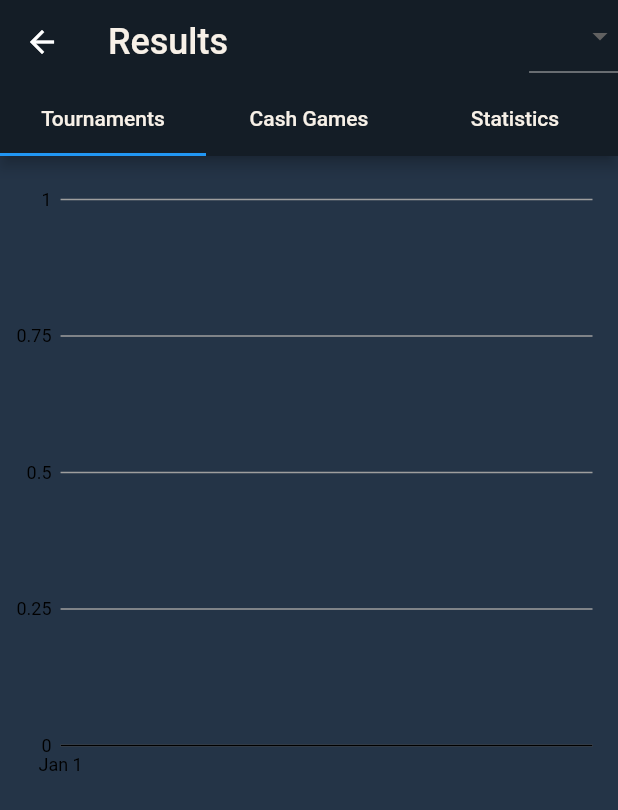
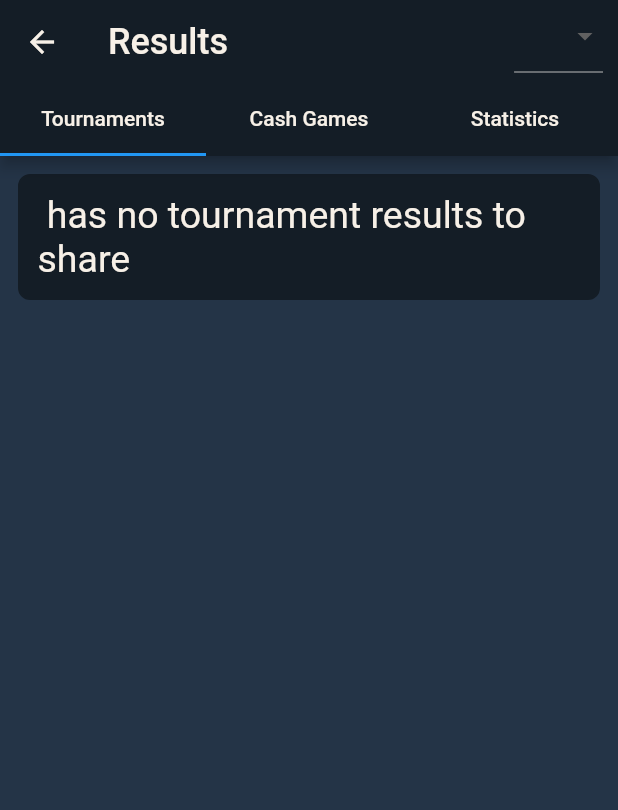
Before and after one commit to ulrikhaaland/skininthegame, a Flutter app: the ResultPage screen opened directly with empty values, on a phone screen of 412 x 824 dp. Shown: the top 810 px of the screen. Run offline on Flutter 3.47's test engine with Material 2 defaults, Android fonts, the phone set to English and light mode, and no system bars; our stand-ins replace cached_network_image, charts_flutter, cloud_firestore, firebase_auth, firebase_messaging, firebase_storage and 3 more; missing offline and left inert: flutter_inapp_purchase; accounts and stored records are empty.

Commit message:
small result changes

```diff
--- a/lib/pages/group/group_pages/cashgame/cashgame_settings_page.dart
+++ b/lib/pages/group/group_pages/cashgame/cashgame_settings_page.dart
@@ -779,6 +779,7 @@ class CashGameSettingsPageState extends State<CashGameSettingsPage>
             "bblind": widget.game.bBlind,
             "sblind": widget.game.sBlind,
             "orderbytime": widget.game.orderByTime,
+            "public": widget.group.shareResults,
           });
         }
       });
--- a/lib/pages/group/group_pages/tournament/tournamentPages/tournament_settings_page.dart
+++ b/lib/pages/group/group_pages/tournament/tournamentPages/tournament_settings_page.dart
@@ -602,7 +602,7 @@ class TournamentSettingsPageState extends State<TournamentSettingsPage>
             "currency": widget.game.currency,
             "orderbytime": widget.game.orderByTime,
             "prizepool": widget.game.totalPrizePool,
-            "share": widget.group.shareResults
+            "public": widget.group.shareResults
           });
         }
       });
--- a/lib/pages/results/graph.dart
+++ b/lib/pages/results/graph.dart
@@ -1,4 +1,6 @@
 import 'package:flutter/material.dart';
+import 'package:flutter/foundation.dart';
+
 import 'package:yadda/objects/user.dart';
 import 'package:cloud_firestore/cloud_firestore.dart';
 import 'package:yadda/objects/resultgame.dart';
@@ -34,9 +36,127 @@ class _ResultPageState extends State<ResultPage> with TickerProviderStateMixin {
     cashgameResults = new List();
 
     _tabController = new TabController(vsync: this, length: 3);
-    widget.isLoading = false;
 
     getData();
+  }
+
+  @override
+  Widget build(BuildContext context) {
+    if (!widget.isLoading)
+      return Scaffold(
+        appBar: AppBar(
+          leading: new IconButton(
+            icon: new Icon(
+              defaultTargetPlatform == TargetPlatform.android
+                  ? Icons.arrow_back
+                  : Icons.arrow_back_ios,
+              color: UIData.blackOrWhite,
+            ),
+            onPressed: () =>
+                Navigator.canPop(context) ? Navigator.pop(context) : null,
+          ),
+          actions: <Widget>[
+            new Padding(
+              padding: EdgeInsets.only(right: 10),
+              child: Theme(
+                data:
+                    Theme.of(context).copyWith(canvasColor: UIData.appBarColor),
+                child: new Container(
+                    color: UIData.appBarColor,
+                    child: new DropdownButton<String>(
+                      style: TextStyle(color: UIData.blackOrWhite),
+                      hint: new Text(
+                        widget.user.currency,
+                        style: new TextStyle(color: UIData.blackOrWhite, fontWeight: FontWeight.bold),
+                      ),
+                      items: <String>['USD', 'EURO', 'NOK', 'GBP']
+                          .map((String value) {
+                        return new DropdownMenuItem<String>(
+                          value: value,
+                          child: new Text(
+                            value,
+                            style: new TextStyle(color: UIData.blackOrWhite),
+                          ),
+                        );
+                      }).toList(),
+                      onChanged: (_) {
+                        widget.isLoading = true;
+                        if (widget.user.currency != _) {
+                          setState(() {
+                            widget.isLoading = true;
+                            getData();
+                            widget.user.currency = _;
+                          });
+                        }
+                      },
+                    )),
+              ),
+            ),
+          ],
+          title: new Text(
+            "Results",
+            style: new TextStyle(
+                color: UIData.blackOrWhite, fontSize: UIData.fontSize24),
+          ),
+          backgroundColor: UIData.appBarColor,
+          bottom: TabBar(
+            controller: _tabController,
+            tabs: [
+              Tab(
+                child: Text(
+                  "Tournaments",
+                  style: new TextStyle(color: UIData.blackOrWhite),
+                ),
+              ),
+              Tab(
+                child: Text(
+                  "Cash Games",
+                  style: new TextStyle(color: UIData.blackOrWhite),
+                ),
+              ),
+              Tab(
+                child: Text(
+                  "Statistics",
+                  style: new TextStyle(color: UIData.blackOrWhite),
+                ),
+              ),
+            ],
+          ),
+        ),
+        body: new Stack(children: <Widget>[
+          new TabBarView(
+            physics: ScrollPhysics(),
+            controller: _tabController,
+            children: [
+              SingleChildScrollView(
+                child: Column(
+                  children: <Widget>[
+                    hasTournaments(),
+                  ],
+                ),
+              ),
+              SingleChildScrollView(
+                child: Column(
+                  children: <Widget>[
+                    hasCashGames(),
+                  ],
+                ),
+              ),
+              SingleChildScrollView(
+                child: Padding(
+                  padding: EdgeInsets.all(16.0),
+                  child: new Column(
+                    children: data(),
+                  ),
+                ),
+              ),
+            ],
+          ),
+        ]),
+        backgroundColor: UIData.dark,
+      );
+    else
+      return Essentials();
   }
 
   ResultGame exchange(ResultGame resultGame) {
@@ -116,7 +236,7 @@ class _ResultPageState extends State<ResultPage> with TickerProviderStateMixin {
         widget.user.currency,
         resultGame.gameName,
         resultGame.gameType,
-        resultGame.gameType,
+        resultGame.groupName,
         resultGame.orderByTime,
         payout.round(),
         resultGame.placing,
@@ -163,7 +283,7 @@ class _ResultPageState extends State<ResultPage> with TickerProviderStateMixin {
             cashResultGameTotal.averageBuyin / cashgameResults.length;
       }
     }
-    cashResultGameTotal.gameCount = cashgameResults.length + 1;
+    cashResultGameTotal.gameCount = cashgameResults.length;
 
     cashgameResults.sort((a, b) => a.date.compareTo(b.date));
     cashgameData = charts.Series<ResultGame, DateTime>(
@@ -205,7 +325,7 @@ class _ResultPageState extends State<ResultPage> with TickerProviderStateMixin {
             tournamentResultGameTotal.averageBuyin / tournamentResults.length;
       }
     }
-    tournamentResultGameTotal.gameCount = cashgameResults.length + 1;
+    tournamentResultGameTotal.gameCount = tournamentResults.length;
 
     tournamentResults.sort((a, b) => a.date.compareTo(b.date));
     tournamentData = charts.Series<ResultGame, DateTime>(
@@ -221,118 +341,43 @@ class _ResultPageState extends State<ResultPage> with TickerProviderStateMixin {
     });
   }
 
-  bool ready = false;
-  var chart;
-  @override
-  Widget build(BuildContext context) {
-    // if (!widget.isLoading)
-    return Scaffold(
-      appBar: AppBar(
-        actions: <Widget>[
-          Theme(
-            data: Theme.of(context).copyWith(canvasColor: UIData.yellow),
-            child: new Container(
-                color: UIData.appBarColor,
-                child: new DropdownButton<String>(
-                  style: TextStyle(color: UIData.blackOrWhite),
-                  hint: new Text(
-                    widget.user.currency,
-                    style: new TextStyle(color: UIData.blackOrWhite),
-                  ),
-                  items:
-                      <String>['USD', 'EURO', 'NOK', 'GBP'].map((String value) {
-                    return new DropdownMenuItem<String>(
-                      value: value,
-                      child: new Text(
-                        value,
-                        style: new TextStyle(color: UIData.blackOrWhite),
-                      ),
-                    );
-                  }).toList(),
-                  onChanged: (_) {
-                    if (widget.user.currency != _) {
-                      setState(() {
-                        widget.isLoading = true;
-                        getData();
-                        widget.user.currency = _;
-                      });
-                    }
-                  },
+  Widget hasTournaments() {
+    if (tournamentResults.isNotEmpty) {
+      return SelectionCallbackExample.withSampleData(
+          tournamentData, widget.user, true);
+    } else {
+      return notSharing("tournament");
+    }
+  }
+
+  Widget hasCashGames() {
+    if (cashgameResults.isNotEmpty) {
+      return SelectionCallbackExample.withSampleData(
+          cashgameData, widget.user, false);
+    } else {
+      return notSharing("cash game");
+    }
+  }
+
+  Widget notSharing(String type) {
+    return new Padding(
+        padding: EdgeInsets.all(12.0),
+        child: new Align(
+          alignment: Alignment.topCenter,
+          child: new Container(
+            decoration: new BoxDecoration(
+                color: UIData.listColor,
+                border: Border.all(color: UIData.darkest),
+                borderRadius: new BorderRadius.all(const Radius.circular(8.0))),
+            child: new Padding(
+                padding: EdgeInsets.all(12.0),
+                child: new Text(
+                  "${widget.user.userName} has no $type results to share",
+                  style:
+                      new TextStyle(fontSize: 25.0, color: UIData.blackOrWhite),
                 )),
           ),
-        ],
-        title: new Text(
-          "Results",
-          style: new TextStyle(
-              color: UIData.blackOrWhite, fontSize: UIData.fontSize24),
-        ),
-        backgroundColor: UIData.appBarColor,
-        bottom: TabBar(
-          controller: _tabController,
-          tabs: [
-            Tab(
-              child: Text(
-                "Tournaments",
-                style: new TextStyle(color: UIData.blackOrWhite),
-              ),
-            ),
-            Tab(
-              child: Text(
-                "Cash Games",
-                style: new TextStyle(color: UIData.blackOrWhite),
-              ),
-            ),
-            Tab(
-              child: Text(
-                "Statistics",
-                style: new TextStyle(color: UIData.blackOrWhite),
-              ),
-            ),
-          ],
-        ),
-      ),
-      body: new Stack(children: <Widget>[
-        new TabBarView(
-          physics: ScrollPhysics(),
-          controller: _tabController,
-          children: [
-            SingleChildScrollView(
-              child: Column(
-                children: <Widget>[
-                  Padding(
-                    padding: EdgeInsets.only(top: 12),
-                  ),
-                  SelectionCallbackExample.withSampleData(
-                      tournamentData, widget.user, true)
-                ],
-              ),
-            ),
-            SingleChildScrollView(
-              child: Column(
-                children: <Widget>[
-                  Padding(
-                    padding: EdgeInsets.only(top: 12),
-                  ),
-                  SelectionCallbackExample.withSampleData(
-                      cashgameData, widget.user, false)
-                ],
-              ),
-            ),
-            SingleChildScrollView(
-              child: Padding(
-                padding: EdgeInsets.all(16.0),
-                child: new Column(
-                  children: data(),
-                ),
-              ),
-            ),
-          ],
-        ),
-      ]),
-      backgroundColor: UIData.dark,
-    );
-    // else
-    //   return Essentials();
+        ));
   }
 
   List<Widget> data() {
@@ -451,9 +496,11 @@ class _ResultPageState extends State<ResultPage> with TickerProviderStateMixin {
       }
     }
 
-    list.add(new Container(
-      height: 44,
-    ));
+    if (tournamentResults.isNotEmpty) {
+      list.add(new Container(
+        height: 44,
+      ));
+    }
 
     if (cashgameResults != null) {
       list.add(new Align(
--- a/lib/utils/essentials.dart
+++ b/lib/utils/essentials.dart
@@ -24,6 +24,10 @@ class Essentials extends StatelessWidget {
   @override
   Widget build(BuildContext context) {
     return Scaffold(
+      appBar: new AppBar(
+        automaticallyImplyLeading: false,
+        backgroundColor: UIData.appBarColor,
+      ),
       backgroundColor: UIData.dark,
       body: loading(true),
     );
```
